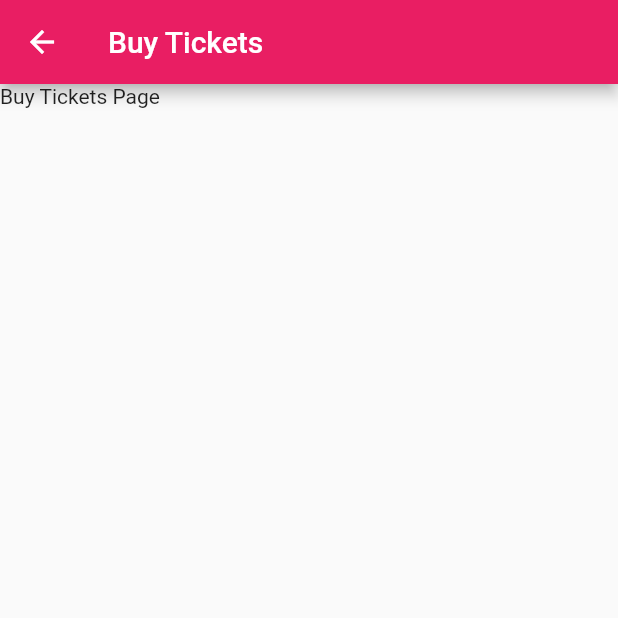
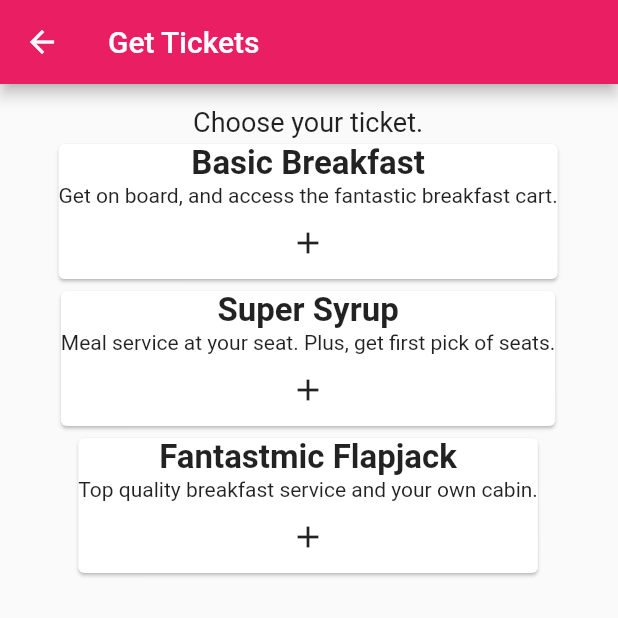
Before and after one commit to SaalikLok/pancake-railways, a Flutter app: the TicketsPage screen opened directly, on a phone screen of 412 x 824 dp, the top half of it. Run offline on Flutter 3.47's test engine with Material 2 defaults, Android fonts, the light colour scheme and no system bars.

Commit message:
create initial ticket card

```diff
--- a/lib/src/screens/home_page.dart
+++ b/lib/src/screens/home_page.dart
@@ -16,6 +16,7 @@ class HomePage extends StatelessWidget {
         padding: const EdgeInsets.only(left: 35, right: 35),
         child: Column(
           mainAxisAlignment: MainAxisAlignment.start,
+          mainAxisSize: MainAxisSize.min,
           children: <Widget>[
             Padding(
               padding: const EdgeInsets.all(10),
@@ -28,7 +29,7 @@ class HomePage extends StatelessWidget {
               semanticLabel: 'Food House Icon',
             ),
             const Text(
-              'Purchase your Pancake Pass',
+              'Get your Ticket',
               style: TextStyle(fontSize: 35),
               textAlign: TextAlign.center,
             ),
@@ -45,11 +46,11 @@ class HomePage extends StatelessWidget {
                   Navigator.push(
                       context,
                       MaterialPageRoute(
-                          builder: (context) => const TicketsPage(
-                                title: 'Buy Tickets',
-                              )));
+                        builder: (context) => const TicketsPage(
+                              title: 'Get Tickets',
+                            )));
                 },
-                child: const Text('Buy Tickets'))
+                child: const Text('Get Tickets'))
           ],
         ),
       ),
--- a/lib/src/screens/tickets_page.dart
+++ b/lib/src/screens/tickets_page.dart
@@ -1,4 +1,5 @@
 import 'package:flutter/material.dart';
+import 'package:pancake_railways/src/widgets/ticket_card.dart';
 
 class TicketsPage extends StatefulWidget {
   const TicketsPage({Key? key, required this.title}) : super(key: key);
@@ -9,6 +10,10 @@ class TicketsPage extends StatefulWidget {
   State<TicketsPage> createState() => _TicketsPageState();
 }
 
+class _Tickets {
+
+}
+
 class _TicketsPageState extends State<TicketsPage> {
   @override
   Widget build(BuildContext context) {
@@ -17,7 +22,21 @@ class _TicketsPageState extends State<TicketsPage> {
         title: Text(widget.title),
       ),
       body: Container(
-        child: const Text('Buy Tickets Page')
+        padding: const EdgeInsets.only(top: 15, left: 35, right: 35),
+        child:
+          Column(
+            mainAxisAlignment: MainAxisAlignment.start,
+            mainAxisSize: MainAxisSize.min,
+            children: const <Widget> [
+              Text(
+                'Choose your ticket.',
+                style: TextStyle(fontSize: 18),
+                ),
+              TicketCard(ticketTitle: "Basic Breakfast", description: "Get on board, and access the fantastic breakfast cart."),
+              TicketCard(ticketTitle: "Super Syrup", description: "Meal service at your seat. Plus, get first pick of seats."),
+              TicketCard(ticketTitle: "Fantastmic Flapjack", description: "Top quality breakfast service and your own cabin."),
+            ],
+          )
       ),
     );
   }
--- /dev/null
+++ b/lib/src/widgets/ticket_card.dart
@@ -0,0 +1,35 @@
+import 'package:flutter/material.dart';
+
+class TicketCard extends StatefulWidget {
+  const TicketCard({
+    Key? key,
+    required this.ticketTitle,
+    required this.description
+  }) : super(key: key);
+
+  final String ticketTitle;
+  final String description;
+
+  @override
+  State<TicketCard> createState() => _TicketCard();
+}
+
+class _TicketCard extends State<TicketCard> {
+  @override
+  Widget build(BuildContext context) {
+    return Card(
+      child: Column(
+        mainAxisSize: MainAxisSize.min,
+        children: [
+          Text(
+            widget.ticketTitle,
+            textAlign: TextAlign.left,
+            style: const TextStyle(fontSize: 22, fontWeight: FontWeight.bold),
+          ),
+          Text(widget.description),
+          IconButton(onPressed: () => print("hellow"), icon: const Icon(Icons.add))
+        ],
+      )
+    );
+  }
+}
```
